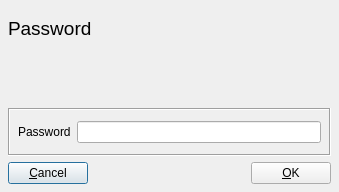
Old version of the form ui/PassRead.ui in the repository chris2511/xca.
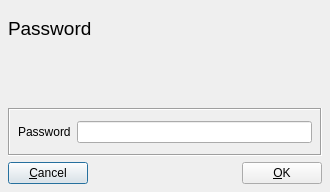
New version of the form.

Commit message: Minor changes  - Add predefined templates to the list of templates  - fix extension duplication bug in post 0.6.3 release  - change Password dialog text properties  - remove unused/duplicate code in lib/pki_key.cpp

```diff
--- a/ui/PassRead.ui
+++ b/ui/PassRead.ui
@@ -8,7 +8,7 @@
    <rect>
     <x>0</x>
     <y>0</y>
-    <width>339</width>
+    <width>330</width>
     <height>192</height>
    </rect>
   </property>
@@ -87,29 +87,6 @@
    </item>
    <item>
     <widget class="QLabel" name="description" >
-     <property name="minimumSize" >
-      <size>
-       <width>0</width>
-       <height>0</height>
-      </size>
-     </property>
-     <property name="maximumSize" >
-      <size>
-       <width>32767</width>
-       <height>32767</height>
-      </size>
-     </property>
-     <property name="font" >
-      <font>
-       <family>Sans Serif</family>
-       <pointsize>9</pointsize>
-       <weight>50</weight>
-       <italic>false</italic>
-       <bold>false</bold>
-       <underline>false</underline>
-       <strikeout>false</strikeout>
-      </font>
-     </property>
      <property name="text" >
       <string/>
      </property>
```
Left out of the diff: 67 changed lines with no effect on the pictures. The commit also changes 7 other files.
